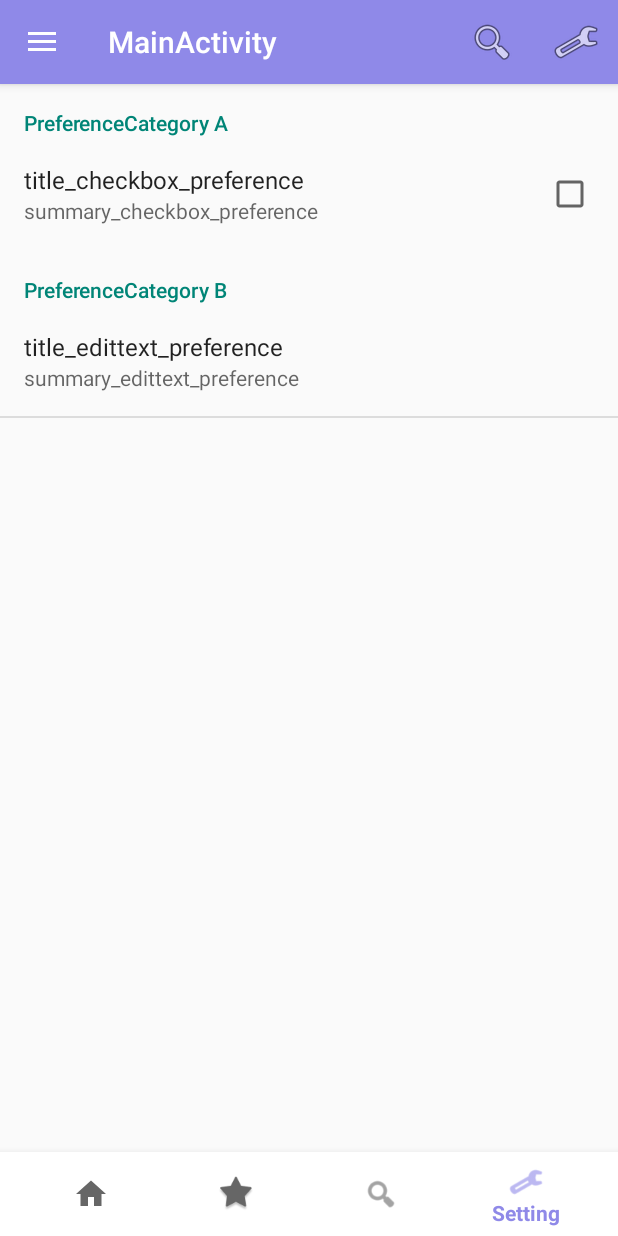
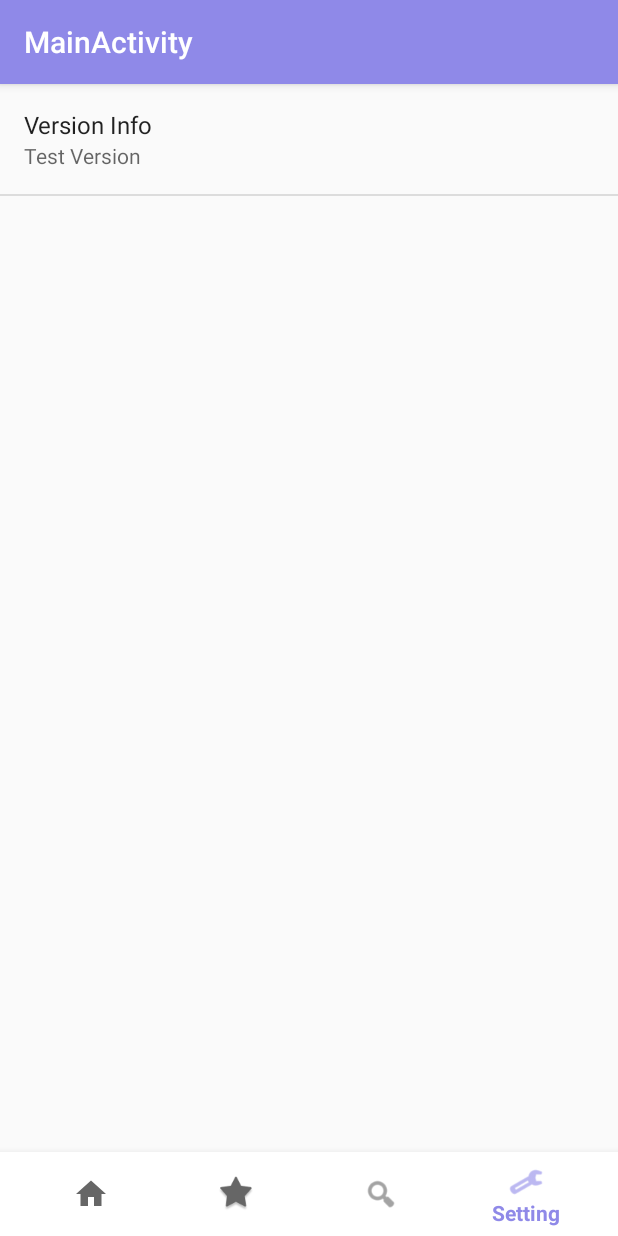
Before and after one commit to forget85/ProjectPet, an Android app: the screen it shows after launch (MainActivity), item 4 of the bottom bar chosen, on a phone screen of 412 x 824 dp. Run offline under Robolectric (Android 15) with nearby library versions, the phone set to English and light mode, and no system bars; libraries missing offline, so code that uses them is left out: junit.framework; 1 statement that could not run was skipped.

Commit message:
- 각 화면 별로 액션바의 아이콘이 다르게 표시되게 수정 - 액션바에 서치뷰 추가

```diff
--- a/app/src/main/java/com/example/forget/projectpet/MainActivity.java
+++ b/app/src/main/java/com/example/forget/projectpet/MainActivity.java
@@ -4,7 +4,6 @@ import android.content.res.Configuration;
 import android.os.Bundle;
 import android.support.annotation.NonNull;
 import android.support.design.widget.BottomNavigationView;
-import android.support.v4.widget.DrawerLayout;
 import android.support.v7.app.AppCompatActivity;
 import android.view.Menu;
 import android.view.MenuItem;
@@ -44,17 +43,14 @@ public class MainActivity extends AppCompatActivity {
         drawerRightMenuListView.addHeaderView(getLayoutInflater().inflate(R.layout.right_drawer_menu_header, null, false));
         //drawerRightMenuListView.addFooterView(getLayoutInflater().inflate(R.layout.right_drawer_menu_footer, null, false));
 
+        getSupportActionBar().setHomeAsUpIndicator(R.drawable.ic_home_black_24dp);
         getSupportActionBar().setDisplayHomeAsUpEnabled(true);
 
-        DrawerLayout drawerLayout = (DrawerLayout) findViewById(R.id.drawerLayout);
-
-        mainActivityPresenter = new MainActivityPresenter(this, drawerLayout, drawerLeftMenuListView, drawerRightMenuListView);
-
+        mainActivityPresenter = new MainActivityPresenter(this, getWindow().getDecorView());
     }
 
     public boolean onCreateOptionsMenu(Menu menu) {
-        getMenuInflater().inflate(R.menu.action_bar, menu);
-        return true;
+        return mainActivityPresenter.onCreateOptionsMenu(menu);
     }
 
     protected void onPostCreate(Bundle savedInstanceState) {
--- a/app/src/main/java/com/example/forget/projectpet/MainActivityPresenter.java
+++ b/app/src/main/java/com/example/forget/projectpet/MainActivityPresenter.java
@@ -8,7 +8,9 @@ import android.support.annotation.NonNull;
 import android.app.Fragment;
 import android.app.FragmentManager;
 import android.support.v4.widget.DrawerLayout;
+import android.support.v7.app.ActionBar;
 import android.support.v7.app.ActionBarDrawerToggle;
+import android.view.Menu;
 import android.view.MenuItem;
 import android.view.View;
 import android.widget.AdapterView;
@@ -17,7 +19,7 @@ import android.widget.ListView;
 import android.widget.Toast;
 
 public class MainActivityPresenter {
-    private MenuItem lastMenuItem = null;
+    private int lastMenuItemID = R.id.navigation_home;
     private DrawerLayout drawerLayout = null;
     private ActionBarDrawerToggle actionBarDrawerToggle = null;
     private MainActivityModel mainActivityModel = new MainActivityModel();
@@ -27,10 +29,11 @@ public class MainActivityPresenter {
 
     private Context context;
 
-    MainActivityPresenter(Context _context, DrawerLayout _drawerLayout, ListView _drawerLeftMenuListView, ListView _drawerRightMenuListView) {
-        drawerLayout = _drawerLayout;
-        drawerLeftMenuListView = _drawerLeftMenuListView;
-        drawerRightMenuListView = _drawerRightMenuListView;
+    MainActivityPresenter(Context _context, View view) {
+        drawerLayout = (DrawerLayout) view.findViewById(R.id.drawerLayout);
+        drawerLeftMenuListView = (ListView) view.findViewById(R.id.drawer_list_view_left);
+        drawerRightMenuListView = (ListView) view.findViewById(R.id.drawer_list_view_right);
+
         context = _context;
 
         actionBarDrawerToggle = new ActionBarDrawerToggle((MainActivity)context, drawerLayout, 0, 0) {
@@ -78,6 +81,47 @@ public class MainActivityPresenter {
         drawerRightMenuListView.setAdapter(rightAdapter);
     }
 
+    public boolean onCreateOptionsMenu(Menu menu){
+        boolean bDisplayHomeAsUpEnabled = true;
+        boolean bVisibleSearchItem = true;
+        boolean bVisibleFilterItem = true;
+
+        switch (lastMenuItemID) {
+            case R.id.navigation_home:
+                bDisplayHomeAsUpEnabled = true;
+                bVisibleSearchItem = true;
+                bVisibleFilterItem = true;
+                break;
+            case R.id.navigation_like:
+                bDisplayHomeAsUpEnabled = false;
+                bVisibleSearchItem = true;
+                bVisibleFilterItem = false;
+                break;
+            case R.id.navigation_search:
+                bDisplayHomeAsUpEnabled = false;
+                bVisibleSearchItem = true;
+                bVisibleFilterItem = false;
+                break;
+            case R.id.navigation_setting:
+                bDisplayHomeAsUpEnabled = false;
+                bVisibleSearchItem = false;
+                bVisibleFilterItem = false;
+                break;
+        }
+
+        MainActivity mainActivity = (MainActivity)context;
+        mainActivity.getMenuInflater().inflate(R.menu.action_bar, menu);
+        ActionBar actionBar = mainActivity.getSupportActionBar();
+        MenuItem searchMenuItem = menu.findItem(R.id.search_menu);
+        MenuItem filterMenuItem = menu.findItem(R.id.filter_menu);
+
+        actionBar.setDisplayHomeAsUpEnabled(bDisplayHomeAsUpEnabled);
+        searchMenuItem.setVisible(bVisibleSearchItem);
+        filterMenuItem.setVisible(bVisibleFilterItem);
+
+        return true;
+    }
+
     public void addFragment(FragmentManager fragmentManager, Fragment fragment) {
         FragmentTransaction fragmentTransaction = fragmentManager.beginTransaction();
         fragmentTransaction.add(R.id.fragment_container, fragment);
@@ -90,13 +134,16 @@ public class MainActivityPresenter {
         fragmentTransaction.replace(R.id.fragment_container, fragment);
         fragmentTransaction.addToBackStack(null);
         fragmentTransaction.commit();
+
+        MainActivity mainActivity = (MainActivity)context;
+        mainActivity.invalidateOptionsMenu();
     }
 
     public boolean onNavigationItemSelected(FragmentManager fragmentManager, @NonNull MenuItem item) {
-        if (lastMenuItem == item)
+        if (lastMenuItemID == item.getItemId())
             return false;
 
-        lastMenuItem = item;
+        lastMenuItemID = item.getItemId();
         Fragment fragment = null;
         switch (item.getItemId()) {
             case R.id.navigation_home:
--- /dev/null
+++ b/app/src/main/res/layout/search_action_bar.xml
@@ -0,0 +1,5 @@
+<?xml version="1.0" encoding="utf-8"?>
+<android.support.v7.widget.SearchView xmlns:android="http://schemas.android.com/apk/res/android"
+    android:layout_width="wrap_content"
+    android:layout_height="wrap_content"
+    android:maxWidth="150dp" />
--- a/app/src/main/res/menu/action_bar.xml
+++ b/app/src/main/res/menu/action_bar.xml
@@ -5,11 +5,12 @@
         android:id="@+id/search_menu"
         android:title="Search"
         android:icon="@android:drawable/ic_menu_search"
-        app:showAsAction="ifRoom"/>
+        app:actionLayout="@layout/search_action_bar"
+        app:showAsAction="always"/>
 
     <item
         android:id="@+id/filter_menu"
         android:title="Filter"
         android:icon="@android:drawable/ic_menu_preferences"
-        app:showAsAction="ifRoom"/>
+        app:showAsAction="always"/>
 </menu>
--- a/app/src/main/res/xml/preference.xml
+++ b/app/src/main/res/xml/preference.xml
@@ -1,25 +1,9 @@
 <PreferenceScreen
     xmlns:android="http://schemas.android.com/apk/res/android">
 
-    <PreferenceCategory
-        android:title="PreferenceCategory A">
-
-        <CheckBoxPreference
-            android:key="checkbox_preference"
-            android:title="title_checkbox_preference"
-            android:summary="summary_checkbox_preference" />
-
-    </PreferenceCategory>
-
-    <PreferenceCategory
-        android:title="PreferenceCategory B">
-
-        <EditTextPreference
-            android:key="edittext_preference"
-            android:title="title_edittext_preference"
-            android:summary="summary_edittext_preference"
-            android:dialogTitle="dialog_title_edittext_preference" />
-
-    </PreferenceCategory>
+    <Preference
+        android:key="version_info"
+        android:title="Version Info"
+        android:summary="Test Version"/>
 
 </PreferenceScreen>
```
